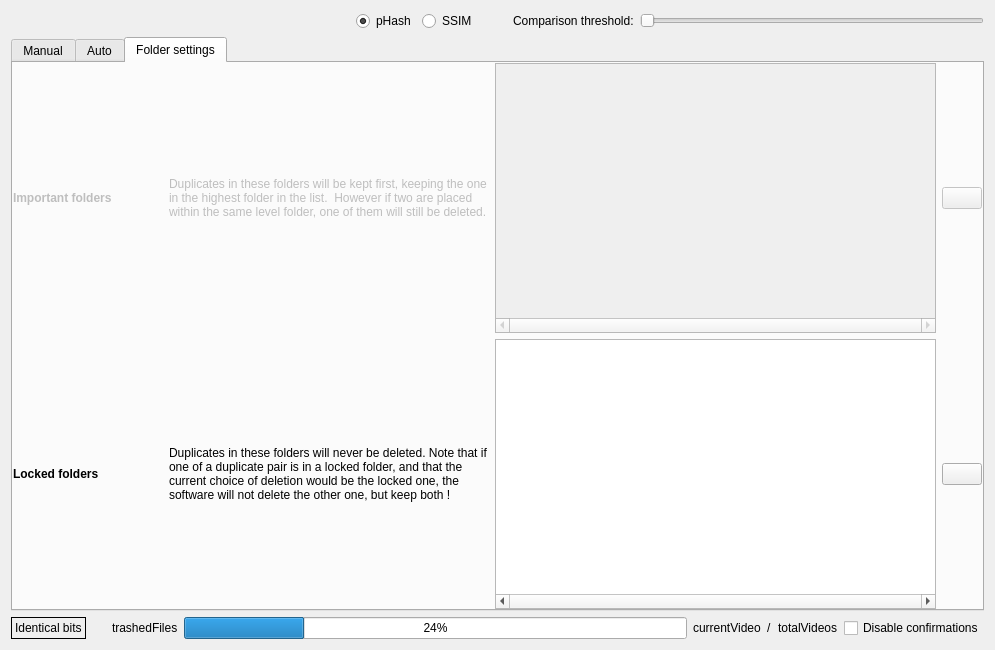
Qt form QtProject/app/comparison.ui (theophanemayaud/video-simili-duplicate-cleaner) before a commit.
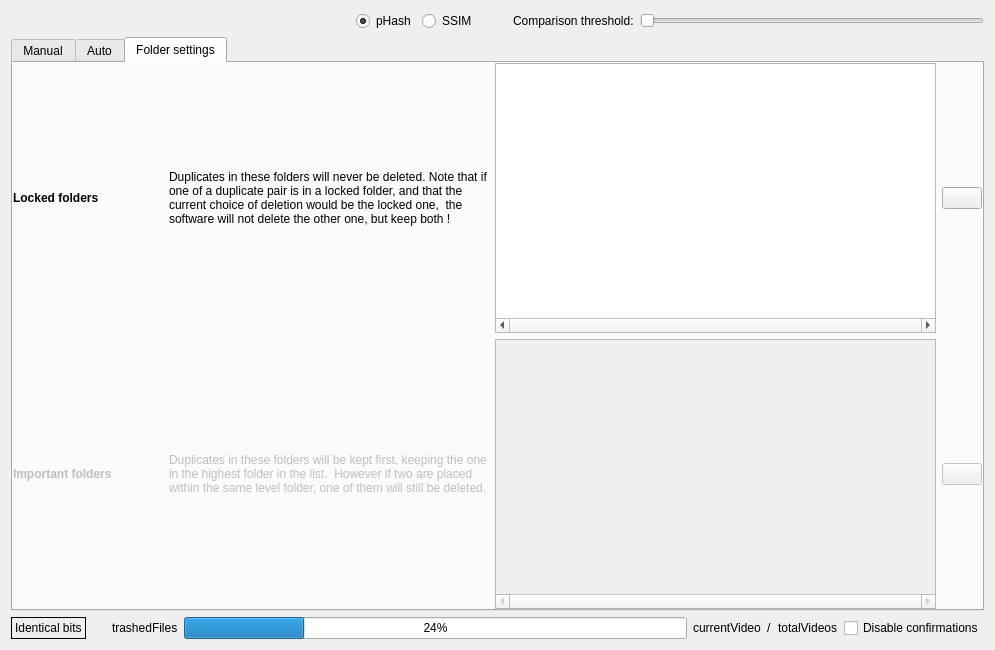
The same form after that commit. The open tabs and pages were chosen to show the change. Custom widgets are drawn as their Qt base class.

Commit message: chore: elements not implemented yet now hidden

```diff
--- a/QtProject/app/comparison.ui
+++ b/QtProject/app/comparison.ui
@@ -1379,108 +1379,7 @@
        <item>
         <layout class="QVBoxLayout" name="verticalLayout_8">
          <item>
-          <layout class="QHBoxLayout" name="horizontalLayout_10">
-           <item>
-            <widget class="QLabel" name="label_13">
-             <property name="enabled">
-              <bool>false</bool>
-             </property>
-             <property name="minimumSize">
-              <size>
-               <width>150</width>
-               <height>0</height>
-              </size>
-             </property>
-             <property name="font">
-              <font>
-               <weight>75</weight>
-               <bold>true</bold>
-              </font>
-             </property>
-             <property name="text">
-              <string>Important folders</string>
-             </property>
-            </widget>
-           </item>
-           <item>
-            <widget class="QLabel" name="label_17">
-             <property name="enabled">
-              <bool>false</bool>
-             </property>
-             <property name="minimumSize">
-              <size>
-               <width>320</width>
-               <height>0</height>
-              </size>
-             </property>
-             <property name="text">
-              <string>Duplicates in these folders will be kept first, keeping the one in the highest folder in the list.  However if two are placed within the same level folder, one of them will still be deleted. </string>
-             </property>
-             <property name="wordWrap">
-              <bool>true</bool>
-             </property>
-            </widget>
-           </item>
-           <item>
-            <widget class="QListWidget" name="importantFolderslistWidget">
-             <property name="enabled">
-              <bool>false</bool>
-             </property>
-             <property name="maximumSize">
-              <size>
-               <width>16777215</width>
-               <height>16777215</height>
-              </size>
-             </property>
-             <property name="contextMenuPolicy">
-              <enum>Qt::CustomContextMenu</enum>
-             </property>
-             <property name="horizontalScrollBarPolicy">
-              <enum>Qt::ScrollBarAlwaysOn</enum>
-             </property>
-             <property name="dragEnabled">
-              <bool>true</bool>
-             </property>
-             <property name="dragDropMode">
-              <enum>QAbstractItemView::InternalMove</enum>
-             </property>
-             <property name="defaultDropAction">
-              <enum>Qt::MoveAction</enum>
-             </property>
-             <property name="selectionMode">
-              <enum>QAbstractItemView::ExtendedSelection</enum>
-             </property>
-             <property name="textElideMode">
-              <enum>Qt::ElideLeft</enum>
-             </property>
-             <property name="horizontalScrollMode">
-              <enum>QAbstractItemView::ScrollPerPixel</enum>
-             </property>
-             <property name="sortingEnabled">
-              <bool>true</bool>
-             </property>
-            </widget>
-           </item>
-           <item>
-            <widget class="QPushButton" name="importantFolderButton">
-             <property name="enabled">
-              <bool>false</bool>
-             </property>
-             <property name="maximumSize">
-              <size>
-               <width>40</width>
-               <height>16777215</height>
-              </size>
-             </property>
-             <property name="text">
-              <string/>
-             </property>
-            </widget>
-           </item>
-          </layout>
-         </item>
-         <item>
-          <layout class="QHBoxLayout" name="horizontalLayout_12">
+          <layout class="QHBoxLayout" name="lockedFoldersHorizontalLayout">
            <item>
             <widget class="QLabel" name="label_24">
              <property name="minimumSize">
@@ -1509,7 +1408,7 @@
               </size>
              </property>
              <property name="text">
-              <string>Duplicates in these folders will never be deleted. Note that if one of a duplicate pair is in a locked folder, and that the current choice of deletion would be the locked one, the software will not delete the other one, but keep both !</string>
+              <string>Duplicates in these folders will never be deleted. Note that if one of a duplicate pair is in a locked folder, and that the current choice of deletion would be the locked one,  the software will not delete the other one, but keep both !</string>
              </property>
              <property name="wordWrap">
               <bool>true</bool>
@@ -1568,6 +1467,107 @@
            </item>
           </layout>
          </item>
+         <item>
+          <layout class="QHBoxLayout" name="importantFoldersHorizontalLayout">
+           <item>
+            <widget class="QLabel" name="label_importantFolders">
+             <property name="enabled">
+              <bool>false</bool>
+             </property>
+             <property name="minimumSize">
+              <size>
+               <width>150</width>
+               <height>0</height>
+              </size>
+             </property>
+             <property name="font">
+              <font>
+               <weight>75</weight>
+               <bold>true</bold>
+              </font>
+             </property>
+             <property name="text">
+              <string>Important folders</string>
+             </property>
+            </widget>
+           </item>
+           <item>
+            <widget class="QLabel" name="label_importantFoldersDescript">
+             <property name="enabled">
+              <bool>false</bool>
+             </property>
+             <property name="minimumSize">
+              <size>
+               <width>320</width>
+               <height>0</height>
+              </size>
+             </property>
+             <property name="text">
+              <string>Duplicates in these folders will be kept first, keeping the one in the highest folder in the list.  However if two are placed within the same level folder, one of them will still be deleted. </string>
+             </property>
+             <property name="wordWrap">
+              <bool>true</bool>
+             </property>
+            </widget>
+           </item>
+           <item>
+            <widget class="QListWidget" name="importantFoldersListWidget">
+             <property name="enabled">
+              <bool>false</bool>
+             </property>
+             <property name="maximumSize">
+              <size>
+               <width>16777215</width>
+               <height>16777215</height>
+              </size>
+             </property>
+             <property name="contextMenuPolicy">
+              <enum>Qt::CustomContextMenu</enum>
+             </property>
+             <property name="horizontalScrollBarPolicy">
+              <enum>Qt::ScrollBarAlwaysOn</enum>
+             </property>
+             <property name="dragEnabled">
+              <bool>true</bool>
+             </property>
+             <property name="dragDropMode">
+              <enum>QAbstractItemView::InternalMove</enum>
+             </property>
+             <property name="defaultDropAction">
+              <enum>Qt::MoveAction</enum>
+             </property>
+             <property name="selectionMode">
+              <enum>QAbstractItemView::ExtendedSelection</enum>
+             </property>
+             <property name="textElideMode">
+              <enum>Qt::ElideLeft</enum>
+             </property>
+             <property name="horizontalScrollMode">
+              <enum>QAbstractItemView::ScrollPerPixel</enum>
+             </property>
+             <property name="sortingEnabled">
+              <bool>true</bool>
+             </property>
+            </widget>
+           </item>
+           <item>
+            <widget class="QPushButton" name="pushButton_importantFoldersAdd">
+             <property name="enabled">
+              <bool>false</bool>
+             </property>
+             <property name="maximumSize">
+              <size>
+               <width>40</width>
+               <height>16777215</height>
+              </size>
+             </property>
+             <property name="text">
+              <string/>
+             </property>
+            </widget>
+           </item>
+          </layout>
+         </item>
         </layout>
        </item>
       </layout>
```
Left out of the diff: 30 changed lines with no effect on the pictures. The commit also changes 1 other file.
